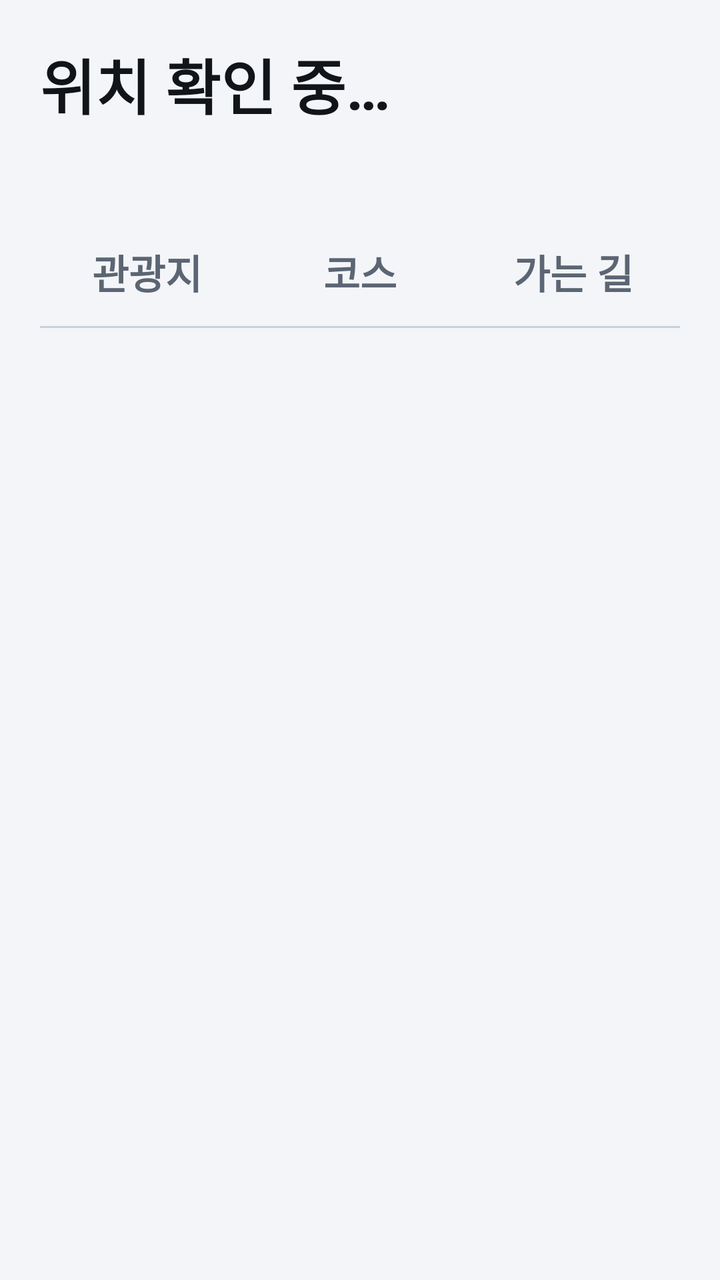
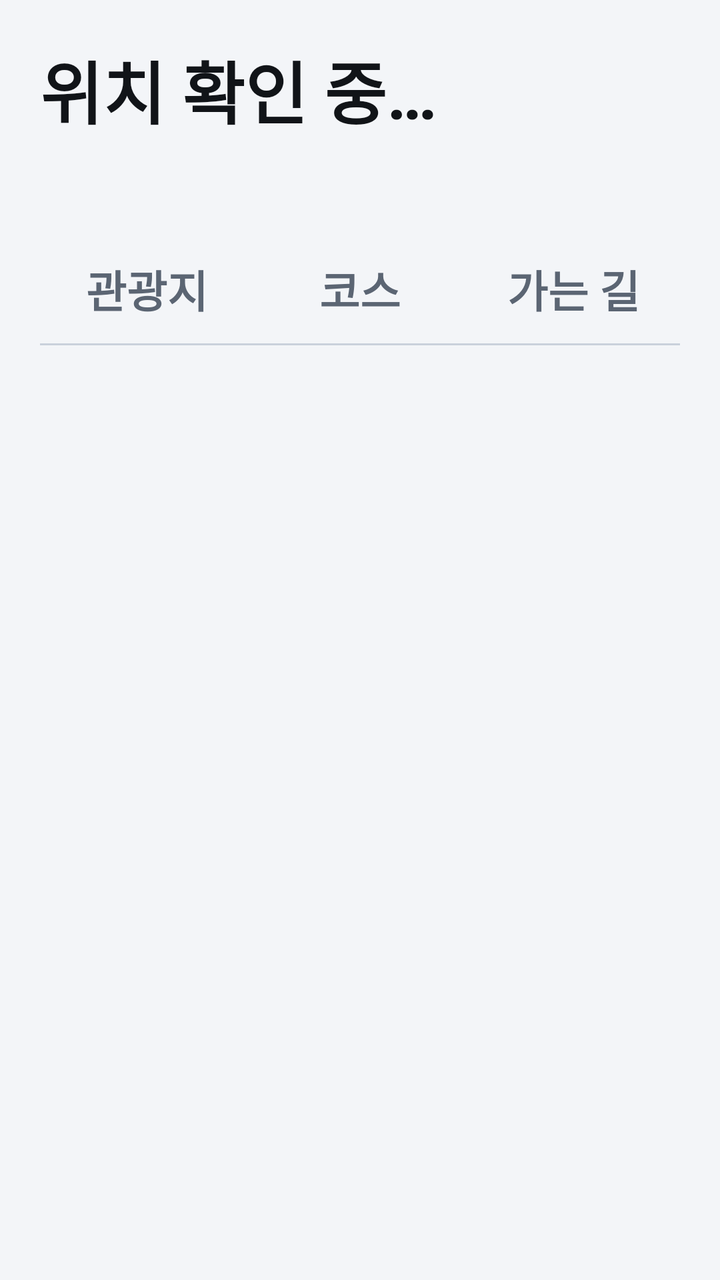

The first picture is an Android layout as it rendered before a commit; the second is the same layout after the commit. The layout source and the unified diff follow.
<!-- AndroidManifest.xml: application theme AppTheme -->
<!-- res/layout/activity_main.xml -->
<?xml version="1.0" encoding="utf-8"?>
<LinearLayout xmlns:android="http://schemas.android.com/apk/res/android"
    android:layout_width="match_parent"
    android:layout_height="match_parent"
    android:background="@color/bg"
    android:orientation="vertical"
    android:padding="20dp">

    <TextView
        android:id="@+id/regionText"
        android:layout_width="wrap_content"
        android:layout_height="wrap_content"
        android:text="위치 확인 중…"
        android:textColor="@color/text_primary"
        android:textSize="30sp"
        android:textStyle="bold" />

    <TextView
        android:id="@+id/statusText"
        android:layout_width="wrap_content"
        android:layout_height="wrap_content"
        android:layout_marginTop="4dp"
        android:maxLines="1"
        android:ellipsize="end"
        android:textColor="@color/text_secondary"
        android:textSize="18sp" />

    <LinearLayout
        android:layout_width="match_parent"
        android:layout_height="wrap_content"
        android:layout_marginTop="16dp"
        android:background="@drawable/tab_group_bg"
        android:orientation="horizontal">

        <Button
            android:id="@+id/tabAttractions"
            style="?android:attr/borderlessButtonStyle"
            android:background="@drawable/tab_bg"
            android:stateListAnimator="@null"
            android:textAllCaps="false"
            android:textColor="@color/tab_text"
            android:textStyle="bold"
            android:layout_width="0dp"
            android:layout_height="56dp"
            android:layout_weight="1"
            android:text="관광지"
            android:textSize="20sp" />

        <Button
            android:id="@+id/tabCourses"
            style="?android:attr/borderlessButtonStyle"
            android:background="@drawable/tab_bg"
            android:stateListAnimator="@null"
            android:textAllCaps="false"
            android:textColor="@color/tab_text"
            android:textStyle="bold"
            android:layout_width="0dp"
            android:layout_height="56dp"
            android:layout_weight="1"
            android:text="코스"
            android:textSize="20sp" />

        <Button
            android:id="@+id/tabUpcoming"
            style="?android:attr/borderlessButtonStyle"
            android:background="@drawable/tab_bg"
            android:stateListAnimator="@null"
            android:textAllCaps="false"
            android:textColor="@color/tab_text"
            android:textStyle="bold"
            android:layout_width="0dp"
            android:layout_height="56dp"
            android:layout_weight="1"
            android:text="가는 길"
            android:textSize="20sp" />
    </LinearLayout>

    <ScrollView
        android:layout_width="match_parent"
        android:layout_height="0dp"
        android:layout_marginTop="12dp"
        android:layout_weight="1">

        <LinearLayout
            android:id="@+id/listContainer"
            android:layout_width="match_parent"
            android:layout_height="wrap_content"
            android:orientation="vertical" />
    </ScrollView>
</LinearLayout>
<!-- resources referenced by this layout -->
<resources>
  <color name="bg">#F3F5F8</color>
  <color name="text_primary">#111418</color>
  <color name="text_secondary">#5B6573</color>
  <!-- drawable tab_bg (drawable) -->
  <?xml version="1.0" encoding="utf-8"?>
  <selector xmlns:android="http://schemas.android.com/apk/res/android">
      <item android:state_selected="true">
          <layer-list>
              <item
                  android:height="4dp"
                  android:gravity="bottom">
                  <shape>
                      <solid android:color="@color/text_primary" />
                      <corners android:radius="2dp" />
                  </shape>
              </item>
          </layer-list>
      </item>
      <item android:state_pressed="true">
          <shape>
              <solid android:color="@color/pressed" />
          </shape>
      </item>
      <item android:drawable="@android:color/transparent" />
  </selector>
  <!-- drawable tab_group_bg (drawable) -->
  <?xml version="1.0" encoding="utf-8"?>
  <layer-list xmlns:android="http://schemas.android.com/apk/res/android">
      <item
          android:height="1dp"
          android:gravity="bottom">
          <shape>
              <solid android:color="@color/outline" />
          </shape>
      </item>
  </layer-list>
  <style name="AppTheme" parent="@android:style/Theme.DeviceDefault.DayNight">
          <item name="android:windowActionBar">false</item>
          <item name="android:windowNoTitle">true</item>
          <item name="android:windowBackground">@color/bg</item>
          <item name="android:colorAccent">@color/accent</item>
      </style>
  <color name="pressed">#E3E8EE</color>
  <color name="outline">#C9D1DB</color>
  <color name="accent">#5BA8F5</color>
</resources>

<!-- the commit's change to res/layout/activity_main.xml (unified diff, before → after) -->
@@ -12,7 +12,7 @@
         android:layout_height="wrap_content"
         android:text="위치 확인 중…"
         android:textColor="@color/text_primary"
-        android:textSize="30sp"
+        android:textSize="34sp"
         android:textStyle="bold" />
 
     <TextView
@@ -23,7 +23,7 @@
         android:maxLines="1"
         android:ellipsize="end"
         android:textColor="@color/text_secondary"
-        android:textSize="18sp" />
+        android:textSize="20sp" />
 
     <LinearLayout
         android:layout_width="match_parent"
@@ -44,7 +44,7 @@
             android:layout_height="56dp"
             android:layout_weight="1"
             android:text="관광지"
-            android:textSize="20sp" />
+            android:textSize="22sp" />
 
         <Button
             android:id="@+id/tabCourses"
@@ -58,7 +58,7 @@
             android:layout_height="56dp"
             android:layout_weight="1"
             android:text="코스"
-            android:textSize="20sp" />
+            android:textSize="22sp" />
 
         <Button
             android:id="@+id/tabUpcoming"
@@ -72,7 +72,7 @@
             android:layout_height="56dp"
             android:layout_weight="1"
             android:text="가는 길"
-            android:textSize="20sp" />
+            android:textSize="22sp" />
     </LinearLayout>
 
     <ScrollView
